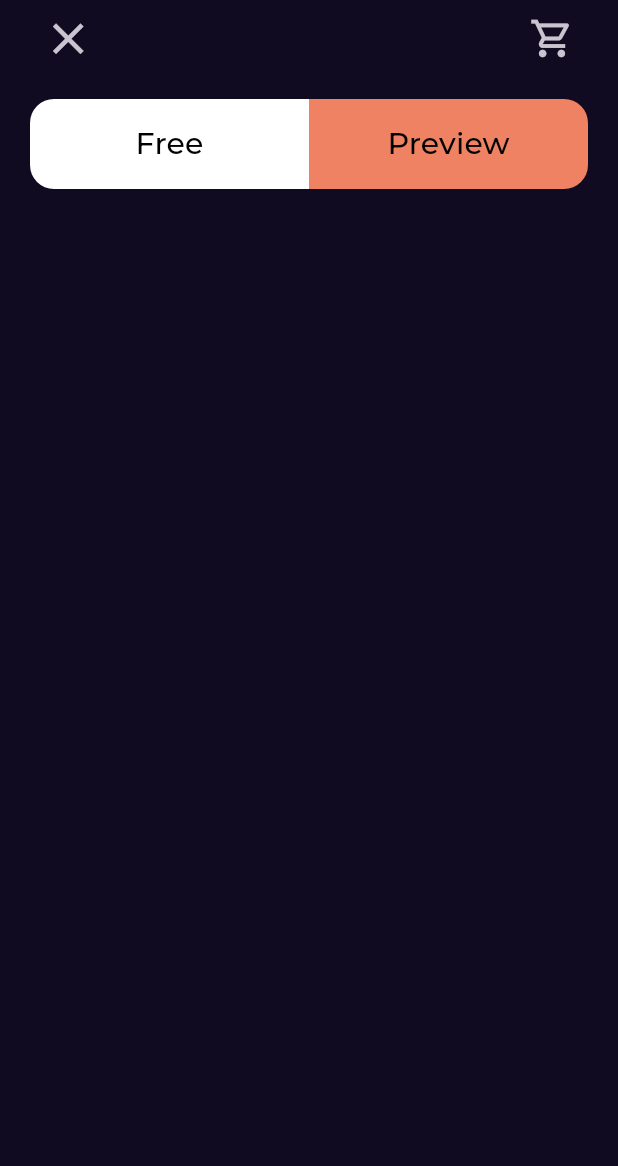
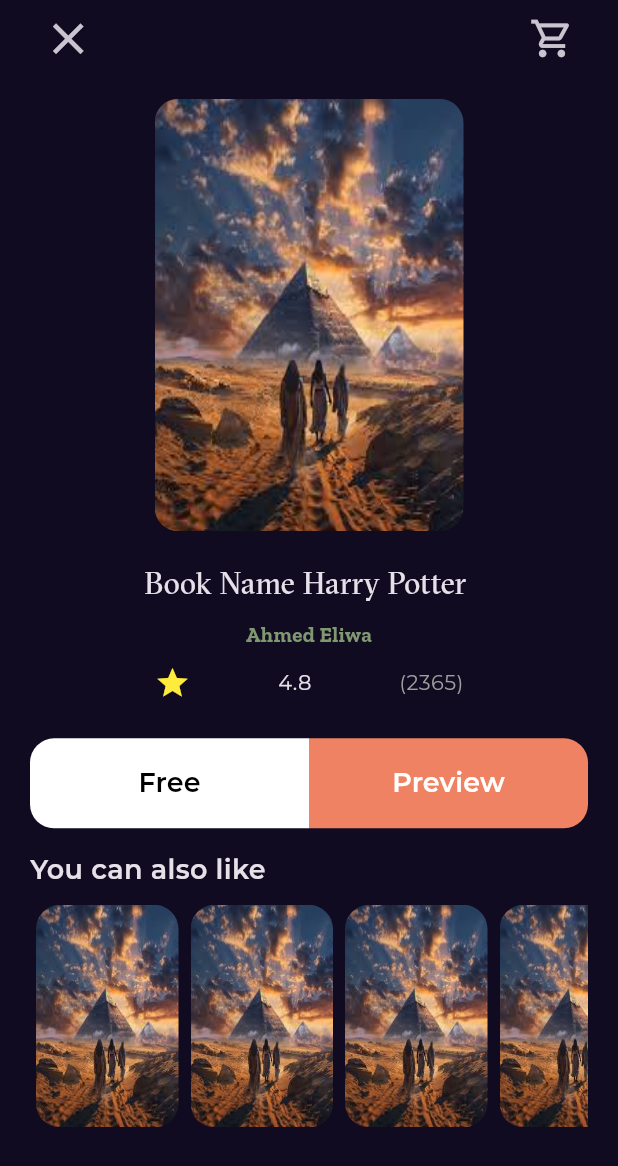
Before and after one commit to Elywa/Bookly, a Flutter app: the BookDetailsView screen opened by its route, on a phone screen of 412 x 824 dp. Shown: the top 1166 px of the screen. Run offline on Flutter 3.47's test engine with Material 3 defaults, Android fonts, the light colour scheme and no system bars; our stand-ins replace cached_network_image, get, go_router, google_fonts; missing offline and left inert: dart:ffi.

Commit message:
book details view is done

```diff
--- a/lib/features/home/presentation/views/book_details_view.dart
+++ b/lib/features/home/presentation/views/book_details_view.dart
@@ -7,7 +7,9 @@
   @override
   Widget build(BuildContext context) {
     return const Scaffold(
-      body: SafeArea(child: BookDetailsViewBody()),
+      body: SafeArea(
+        child: BookDetailsViewBody(),
+      ),
     );
   }
 }
--- a/lib/features/home/presentation/views/widgets/best_seller_list_view_item.dart
+++ b/lib/features/home/presentation/views/widgets/best_seller_list_view_item.dart
@@ -2,6 +2,7 @@
 import 'package:bookley_app/core/utils/app_routes.dart';
 import 'package:bookley_app/features/home/presentation/views/widgets/author_name.dart';
 import 'package:bookley_app/features/home/presentation/views/widgets/book_name.dart';
+import 'package:bookley_app/features/home/presentation/views/widgets/custom_image.dart';
 import 'package:bookley_app/features/home/presentation/views/widgets/price_and_rating.dart';
 import 'package:flutter/material.dart';
 import 'package:go_router/go_router.dart';
@@ -21,17 +22,7 @@
           height: MediaQuery.sizeOf(context).height * .18,
           child: Row(
             children: [
-              AspectRatio(
-                aspectRatio: 1 / 1.5,
-                child: Container(
-                  decoration: BoxDecoration(
-                    borderRadius: BorderRadius.circular(16),
-                    image: const DecorationImage(
-                        image: AssetImage(AssetData.testImage),
-                        fit: BoxFit.fill),
-                  ),
-                ),
-              ),
+              const CustomImage(),
               SizedBox(
                 width: MediaQuery.sizeOf(context).width * .06,
               ),
--- a/lib/features/home/presentation/views/widgets/book_details_view_body.dart
+++ b/lib/features/home/presentation/views/widgets/book_details_view_body.dart
@@ -1,5 +1,10 @@
+import 'package:bookley_app/core/utils/styles.dart';
+import 'package:bookley_app/features/home/presentation/views/widgets/author_name.dart';
 import 'package:bookley_app/features/home/presentation/views/widgets/book_details_view_appbar.dart';
+import 'package:bookley_app/features/home/presentation/views/widgets/book_name.dart';
+import 'package:bookley_app/features/home/presentation/views/widgets/book_rating.dart';
 import 'package:bookley_app/features/home/presentation/views/widgets/books_action_button.dart';
+import 'package:bookley_app/features/home/presentation/views/widgets/custom_image.dart';
 import 'package:flutter/cupertino.dart';
 import 'package:flutter/material.dart';
 
@@ -10,31 +15,92 @@
 
   @override
   Widget build(BuildContext context) {
-    return const Padding(
-      padding: EdgeInsets.symmetric(horizontal: 20),
-      child: CustomScrollView(
-        physics: BouncingScrollPhysics(),
-        slivers: [
-          SliverFillRemaining(
-            hasScrollBody: false,
-            child: Column(
-              crossAxisAlignment: CrossAxisAlignment.center,
+    return Padding(
+      padding: const EdgeInsets.symmetric(horizontal: 20),
+      child: SingleChildScrollView(
+        child: Column(
+          children: [
+            const BookDetailsViewAppBar(),
+            SizedBox(
+              height: MediaQuery.sizeOf(context).height * 0.018,
+            ),
+            SizedBox(
+              height: MediaQuery.sizeOf(context).height * 0.35,
+              width: MediaQuery.sizeOf(context).width * .5,
+              child: const CustomImage(
+                aspectRatio: 1 / 1.5,
+              ),
+            ),
+            const SizedBox(
+              height: 20,
+            ),
+            const BookName(
+              textAlign: TextAlign.justify,
+            ),
+            const SizedBox(
+              height: 10,
+            ),
+            const AuthorName(),
+            const SizedBox(
+              height: 10,
+            ),
+            SizedBox(
+              width: MediaQuery.sizeOf(context).width * .5,
+              child: const BookRating(),
+            ),
+            const SizedBox(
+              height: 25,
+            ),
+            const BooksActionButton(),
+            const SizedBox(
+              height: 15,
+            ),
+            const Row(
               children: [
-                BookDetailsViewAppBar(),
-
-                // const BooksActionButton(),
-                SizedBox(
-                  height: 15,
-                ),
-                BooksActionButton(),
-                SizedBox(
-                  height: 20,
+                Text(
+                  'You can also like',
+                  style: Styles.textStyle18,
                 ),
               ],
             ),
-          )
-        ],
+            const SizedBox(
+              height: 10,
+            ),
+            const LikesBooksListView(),
+            const SizedBox(
+              height: 20,
+            ),
+          ],
+        ),
       ),
     );
   }
 }
+
+class LikesBooksListView extends StatelessWidget {
+  const LikesBooksListView({super.key});
+
+  @override
+  Widget build(BuildContext context) {
+    return SizedBox(
+      width: double.infinity,
+      height: MediaQuery.sizeOf(context).height * .18,
+      child: ListView.builder(
+          itemCount: 10,
+          scrollDirection: Axis.horizontal,
+          physics: const BouncingScrollPhysics(),
+          itemBuilder: (context, index) {
+            return SizedBox(
+              width: MediaQuery.sizeOf(context).width * .25,
+              height: MediaQuery.sizeOf(context).height * .18,
+              child: const Padding(
+                padding: EdgeInsets.symmetric(horizontal: 4.0),
+                child: CustomImage(
+                  aspectRatio: 1 / 1.5,
+                ),
+              ),
+            );
+          }),
+    );
+  }
+}
--- a/lib/features/home/presentation/views/widgets/book_name.dart
+++ b/lib/features/home/presentation/views/widgets/book_name.dart
@@ -3,14 +3,12 @@
 import 'package:flutter/material.dart';
 
 class BookName extends StatelessWidget {
-  const BookName({
-    super.key,
-  });
-
+  const BookName({super.key, this.textAlign = TextAlign.start});
+  final TextAlign? textAlign;
   @override
   Widget build(BuildContext context) {
     return Text(
-      "Book Name Harry Potter  Book Name Book Name Book Name ",
+      "Book Name Harry Potter ",
       textAlign: TextAlign.start,
       style: Styles.textStyle20.copyWith(
         fontFamily: kFontFamily3,
--- a/lib/features/home/presentation/views/widgets/custom_button.dart
+++ b/lib/features/home/presentation/views/widgets/custom_button.dart
@@ -33,10 +33,7 @@
           onPressed: onTap,
           child: Text(
             text,
-            style: Styles.textStyle20.copyWith(
-              color: Colors.black,
-              fontWeight: FontWeight.w500,
-            ),
+            style: Styles.textStyle18.copyWith(color: textColor),
           ),
         ),
       ),
--- /dev/null
+++ b/lib/features/home/presentation/views/widgets/custom_image.dart
@@ -0,0 +1,23 @@
+import 'package:bookley_app/core/utils/app_assets.dart';
+import 'package:flutter/cupertino.dart';
+
+class CustomImage extends StatelessWidget {
+  const CustomImage({
+    super.key,
+    this.aspectRatio = 1/1.5
+  });
+ final double aspectRatio;
+  @override
+  Widget build(BuildContext context) {
+    return AspectRatio(
+      aspectRatio: aspectRatio,
+      child: Container(
+        decoration: BoxDecoration(
+          borderRadius: BorderRadius.circular(16),
+          image: const DecorationImage(
+              image: AssetImage(AssetData.testImage), fit: BoxFit.fill),
+        ),
+      ),
+    );
+  }
+}
```
